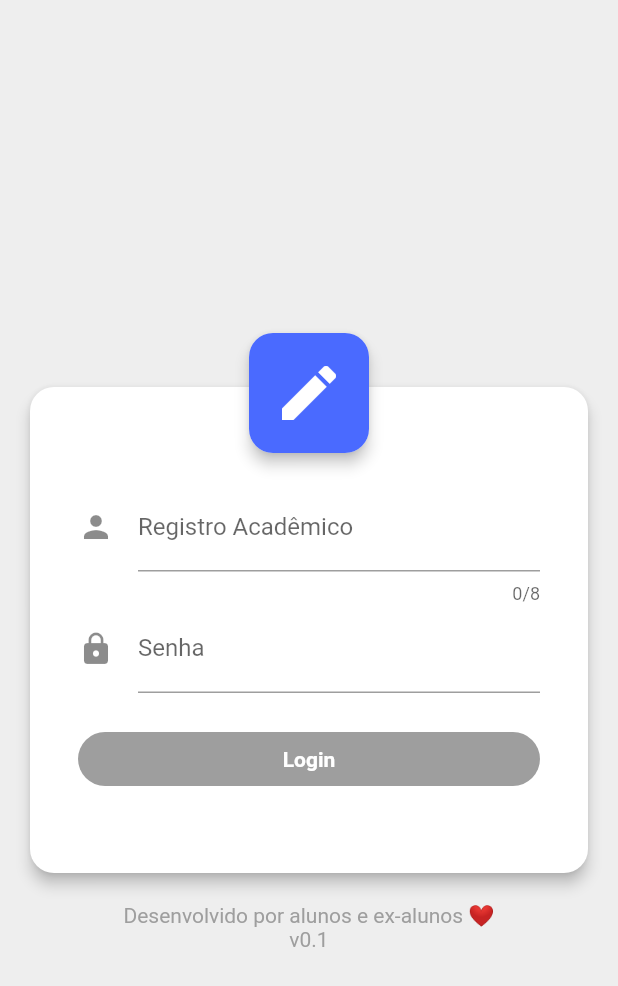
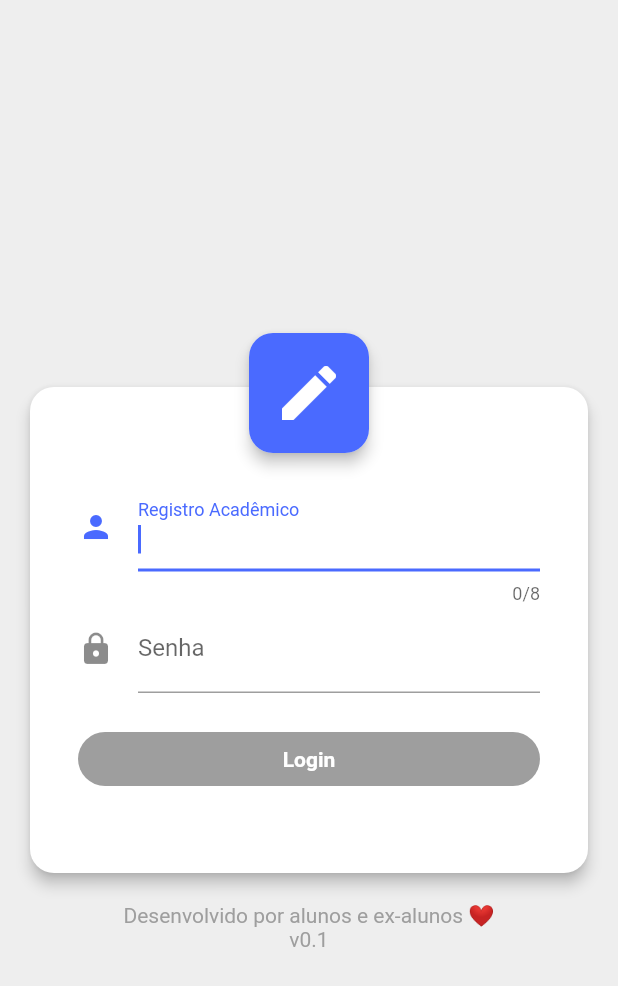
Before and after one commit to laerciosb/uepgacadonline-flutter, a Flutter app: the screen it shows after launch, on a phone screen of 412 x 824 dp. Shown: the top 986 px of the screen. Run offline on Flutter 3.47's test engine with Material 2 defaults, Android fonts, the phone set to English and light mode, and no system bars; our stand-ins replace bloc, cached_network_image, equatable, flutter_bloc, flutter_html, flutter_local_notifications and 4 more; missing offline and left inert: flutter_statusbarcolor; accounts and stored records are empty; generated files the repository leaves out were written again.

Commit message:
Update: Android

```diff
--- a/lib/modules/login/login_form.dart
+++ b/lib/modules/login/login_form.dart
@@ -33,6 +33,7 @@ class _LoginFormState extends State<LoginForm> {
 
   @override
   Widget build(BuildContext context) {
+    final focus = FocusNode();
     return BlocListener(
       bloc: widget.loginBloc,
       listener: (BuildContext context, LoginState state) {
@@ -102,6 +103,11 @@ class _LoginFormState extends State<LoginForm> {
                                   maxLength: 8,
                                   autovalidate: true,
                                   autocorrect: false,
+                                  textInputAction: TextInputAction.next,
+                                  autofocus: true,
+                                  onFieldSubmitted: (v) {
+                                    FocusScope.of(context).requestFocus(focus);
+                                  },
                                   validator: (_) {
                                     return !state.isRaValid
                                         ? 'Registro Acadêmico Inválido'
@@ -117,6 +123,7 @@ class _LoginFormState extends State<LoginForm> {
                                   obscureText: true,
                                   autovalidate: true,
                                   autocorrect: false,
+                                  focusNode: focus,
                                   validator: (_) {
                                     return !state.isPasswordValid
                                         ? 'Senha inválida'
--- a/pubspec.yaml
+++ b/pubspec.yaml
@@ -11,7 +11,7 @@ description: App Uepg
 # In iOS, build-name is used as CFBundleShortVersionString while build-number used as CFBundleVersion.
 # Read more about iOS versioning at
 # https://developer.apple.com/library/archive/documentation/General/Reference/InfoPlistKeyReference/Articles/CoreFoundationKeys.html
-version: 1.0.0+1
+version: 0.0.1+1
 
 environment:
   sdk: ">=2.2.0 <3.0.0"
```
Also changed, not shown: pubspec.lock, 29 other files.
